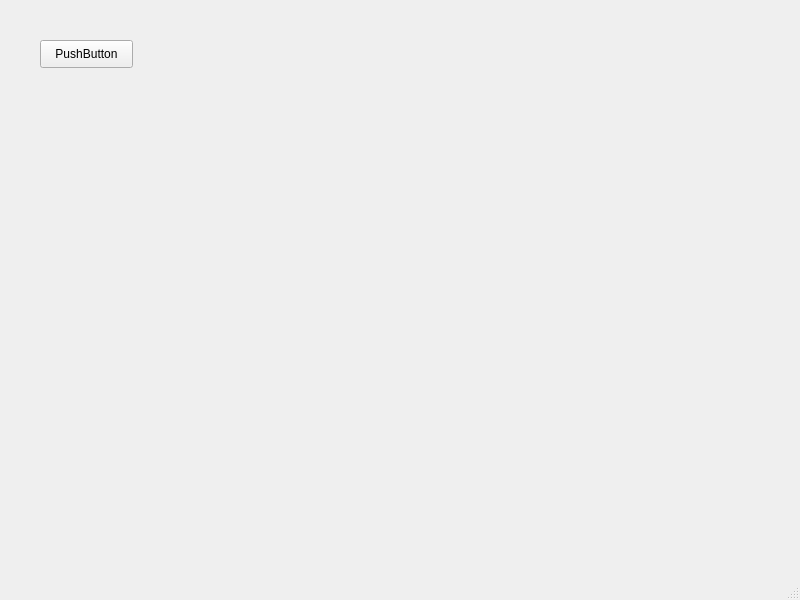
The window that mainwindow.ui (rbaleja/Zmiana_numeru_LY8P) describes before a commit, drawn with Qt 5.
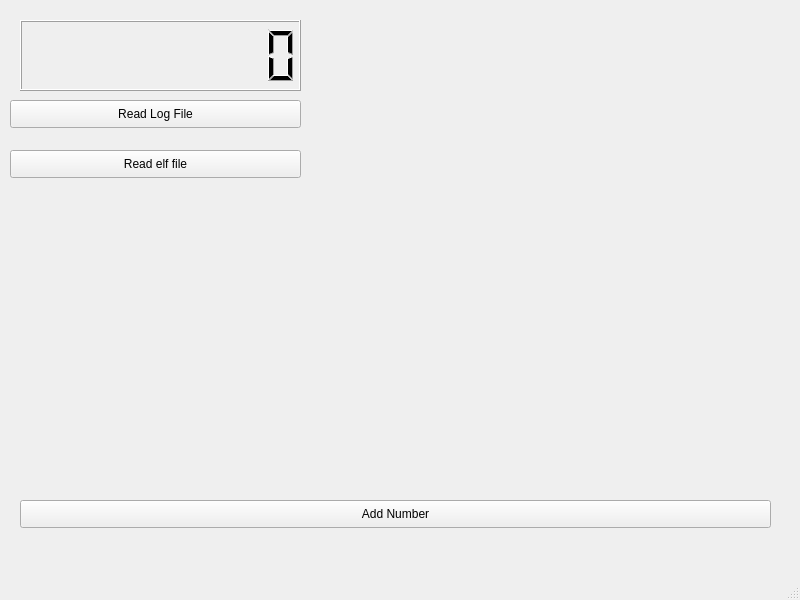
The same window after the commit.

```diff
--- a/mainwindow.ui
+++ b/mainwindow.ui
@@ -17,14 +17,56 @@
    <widget class="QPushButton" name="pushButton">
     <property name="geometry">
      <rect>
-      <x>40</x>
-      <y>40</y>
-      <width>93</width>
+      <x>10</x>
+      <y>100</y>
+      <width>291</width>
       <height>28</height>
      </rect>
     </property>
     <property name="text">
-     <string>PushButton</string>
+     <string>Read Log File</string>
+    </property>
+   </widget>
+   <widget class="QLCDNumber" name="lcdNumber">
+    <property name="geometry">
+     <rect>
+      <x>20</x>
+      <y>20</y>
+      <width>281</width>
+      <height>71</height>
+     </rect>
+    </property>
+    <property name="smallDecimalPoint">
+     <bool>false</bool>
+    </property>
+    <property name="digitCount">
+     <number>9</number>
+    </property>
+   </widget>
+   <widget class="QPushButton" name="pushButton_2">
+    <property name="geometry">
+     <rect>
+      <x>10</x>
+      <y>150</y>
+      <width>291</width>
+      <height>28</height>
+     </rect>
+    </property>
+    <property name="text">
+     <string>Read elf file</string>
+    </property>
+   </widget>
+   <widget class="QPushButton" name="pushButton_3">
+    <property name="geometry">
+     <rect>
+      <x>20</x>
+      <y>500</y>
+      <width>751</width>
+      <height>28</height>
+     </rect>
+    </property>
+    <property name="text">
+     <string>Add Number</string>
     </property>
    </widget>
   </widget>
```
